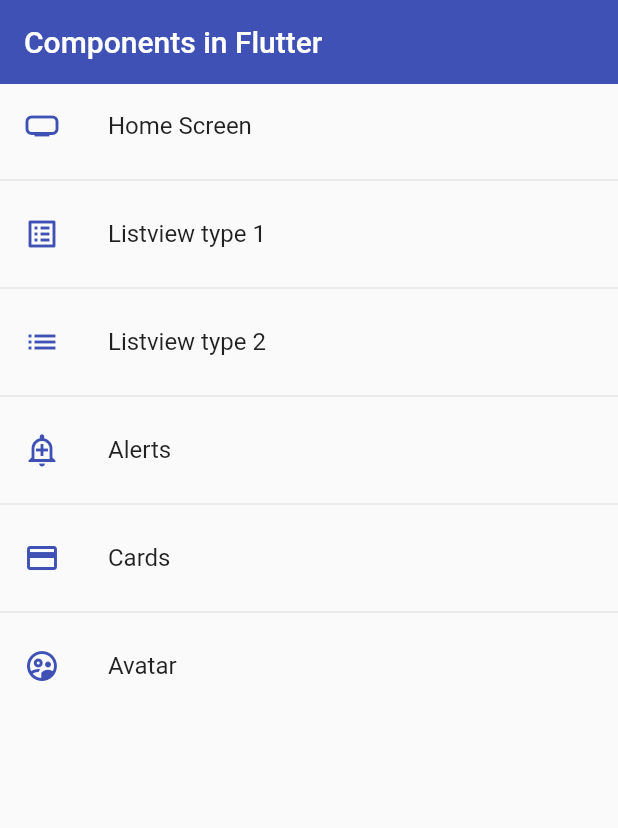
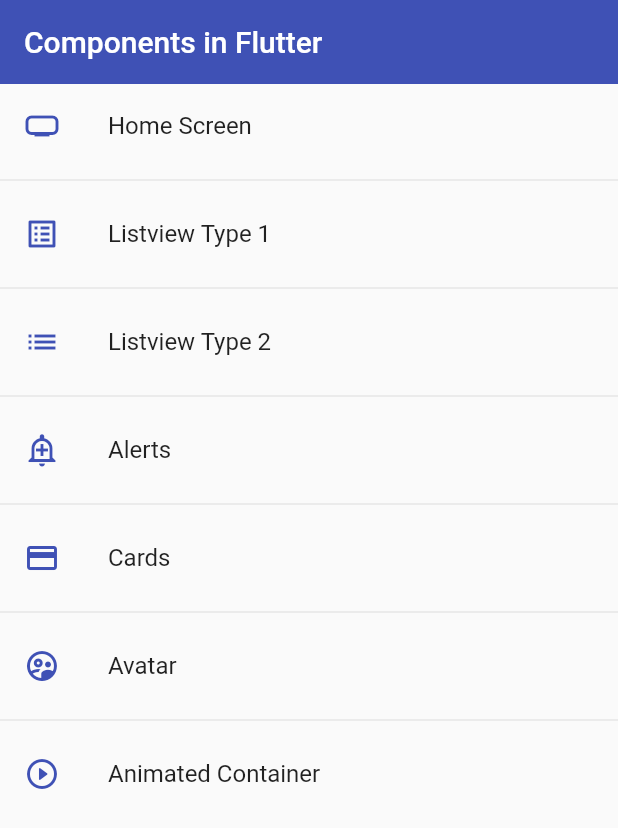
Before and after one commit to luisfdomontoya/flr_component, a Flutter app: the screen it shows after launch, on a phone screen of 412 x 824 dp. Shown: the top 828 px of the screen. Run offline on Flutter 3.47's test engine with Material 2 defaults, Android fonts, the phone set to English and light mode, and no system bars.

Commit message:
widget Container

```diff
--- a/lib/router/app_routes.dart
+++ b/lib/router/app_routes.dart
@@ -15,12 +15,12 @@ class AppRoutes {
         icon: Icons.home_max_sharp),
     MenuOption(
         route: 'listview1',
-        name: 'Listview type 1',
+        name: 'Listview Type 1',
         screen: const Listview1Screen(),
         icon: Icons.list_alt),
     MenuOption(
         route: 'listview2',
-        name: 'Listview type 2',
+        name: 'Listview Type 2',
         screen: const Listview2Screen(),
         icon: Icons.list),
     MenuOption(
@@ -38,6 +38,11 @@ class AppRoutes {
         name: 'Avatar',
         screen: const AvatarScreen(),
         icon: Icons.supervised_user_circle_outlined),
+    MenuOption(
+        route: 'animated',
+        name: 'Animated Container',
+        screen: const AnimatedScreen(),
+        icon: Icons.play_circle_outline_rounded),
   ];
 
   static Map<String, Widget Function(BuildContext)> getAppRoutes() {
--- a/lib/screens/screens.dart
+++ b/lib/screens/screens.dart
@@ -13,3 +13,4 @@ export 'package:flr_component/screens/home_screen.dart';
 export 'package:flr_component/screens/listview1_screen.dart';
 export 'package:flr_component/screens/listview2_screen.dart';
 export 'package:flr_component/screens/avatar_screen.dart';
+export 'package:flr_component/screens/animated_screen.dart';
```
Also changed, not shown: lib/screens/animated_screen.dart (added, +54 -0 lines).
